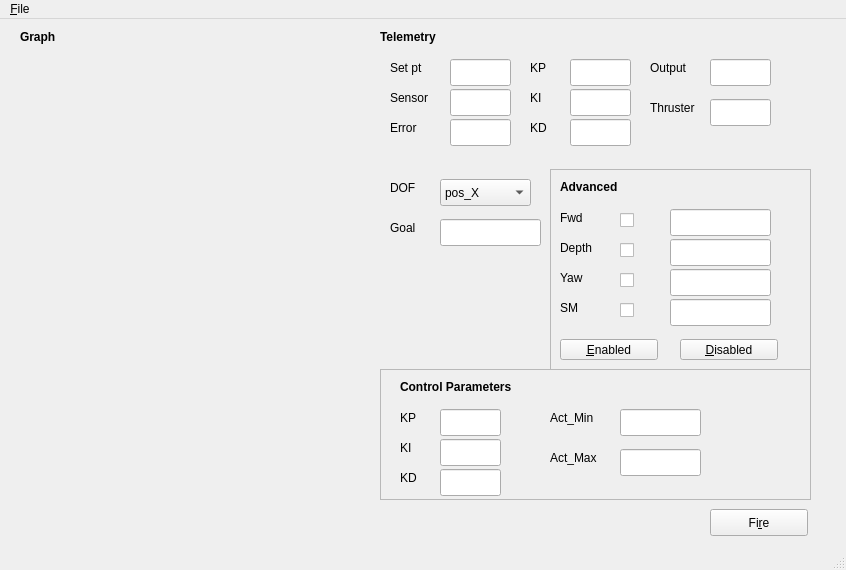
Old version of the form src/GUI/ControlUI.ui in the repository silverbullet1/bbauv.
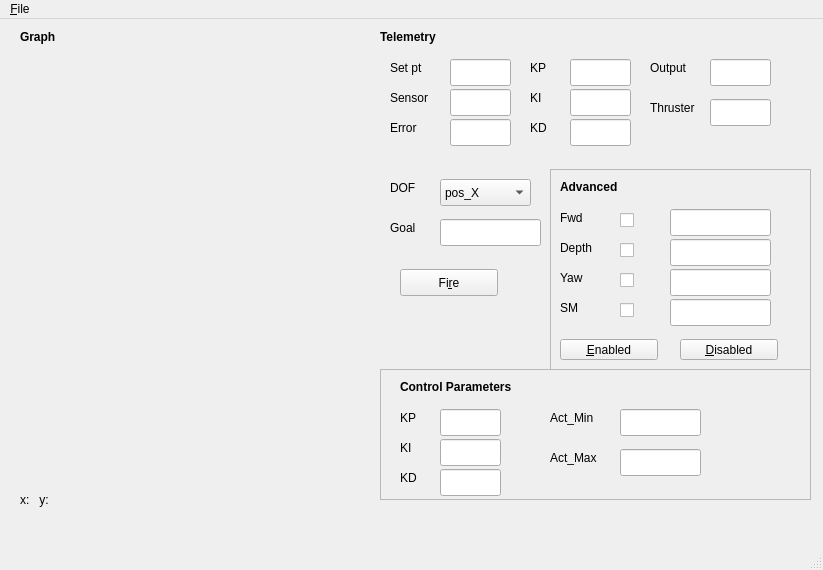
New version of the form. Custom widgets are drawn as their Qt base class.

Patch:
```diff
--- a/src/GUI/ControlUI.ui
+++ b/src/GUI/ControlUI.ui
@@ -6,7 +6,7 @@
    <rect>
     <x>0</x>
     <y>0</y>
-    <width>846</width>
+    <width>823</width>
     <height>570</height>
    </rect>
   </property>
@@ -255,8 +255,8 @@
    <widget class="QPushButton" name="fireButton">
     <property name="geometry">
      <rect>
-      <x>710</x>
-      <y>490</y>
+      <x>400</x>
+      <y>250</y>
       <width>98</width>
       <height>27</height>
      </rect>
@@ -681,13 +681,26 @@
      </property>
     </item>
    </widget>
+   <widget class="QLabel" name="graphvalues">
+    <property name="geometry">
+     <rect>
+      <x>20</x>
+      <y>470</y>
+      <width>321</width>
+      <height>21</height>
+     </rect>
+    </property>
+    <property name="text">
+     <string>x:   y:</string>
+    </property>
+   </widget>
   </widget>
   <widget class="QMenuBar" name="menubar">
    <property name="geometry">
     <rect>
      <x>0</x>
      <y>0</y>
-     <width>846</width>
+     <width>823</width>
      <height>25</height>
     </rect>
    </property>
```
Left out of the diff: 42 changed lines with no effect on the pictures.
